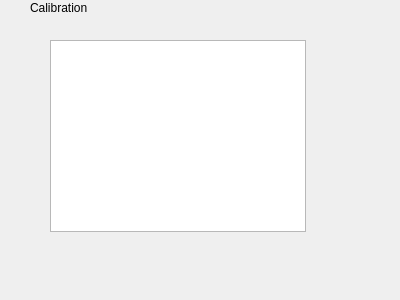
The window that src/libs/qtwidgets/mscalibrationform.ui (qtplatz/qtplatz) describes before a commit, drawn with Qt 5.
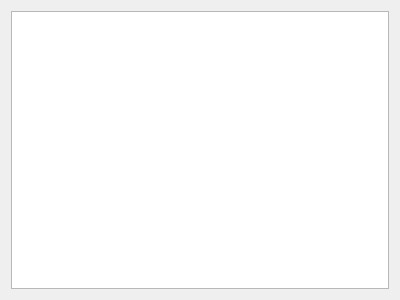
The same window after the commit.

```diff
--- a/src/libs/qtwidgets/mscalibrationform.ui
+++ b/src/libs/qtwidgets/mscalibrationform.ui
@@ -13,29 +13,11 @@
   <property name="windowTitle">
    <string>Form</string>
   </property>
-  <widget class="QLabel" name="label">
-   <property name="geometry">
-    <rect>
-     <x>30</x>
-     <y>0</y>
-     <width>141</width>
-     <height>16</height>
-    </rect>
-   </property>
-   <property name="text">
-    <string>Calibration</string>
-   </property>
-  </widget>
-  <widget class="QListWidget" name="listWidget">
-   <property name="geometry">
-    <rect>
-     <x>50</x>
-     <y>40</y>
-     <width>256</width>
-     <height>192</height>
-    </rect>
-   </property>
-  </widget>
+  <layout class="QHBoxLayout" name="horizontalLayout">
+   <item>
+    <widget class="QTreeView" name="treeView"/>
+   </item>
+  </layout>
  </widget>
  <resources/>
  <connections/>
```
